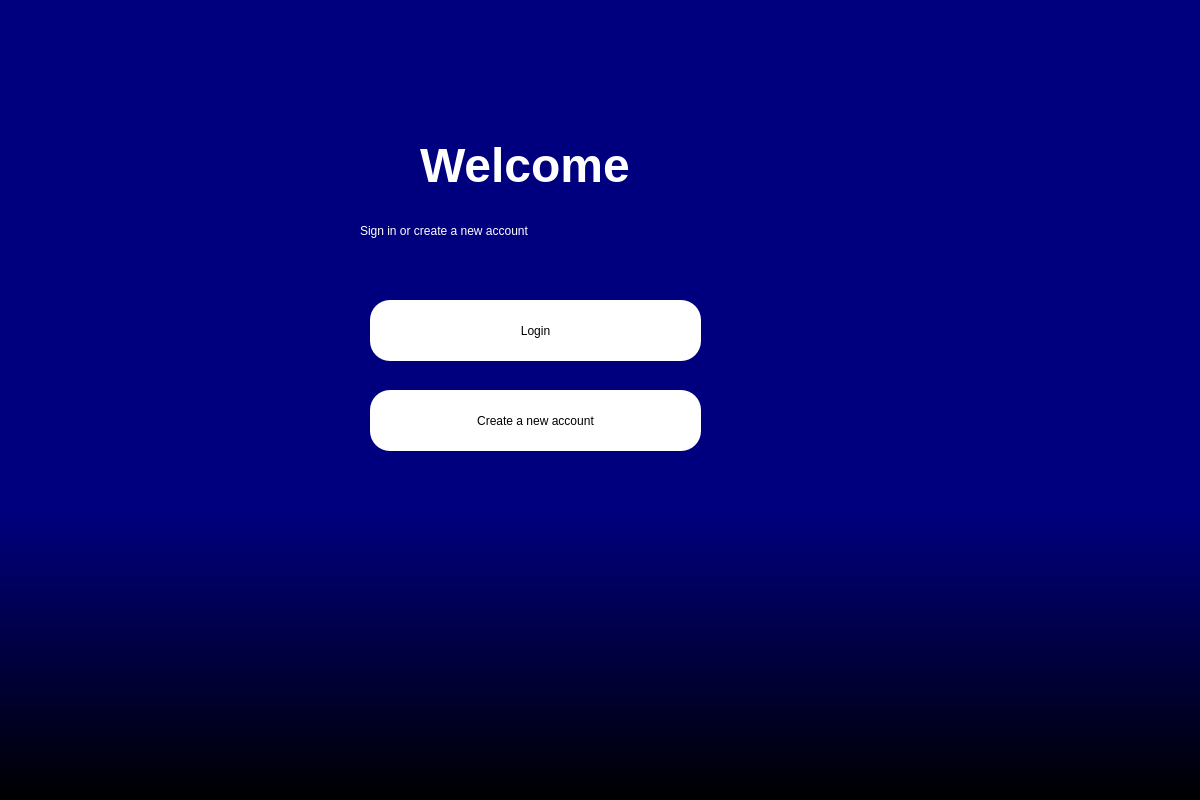
Qt form backend_files/welcome.ui (CS3250-Ctrl-Intelligence/Team-Project_Python) before a commit.
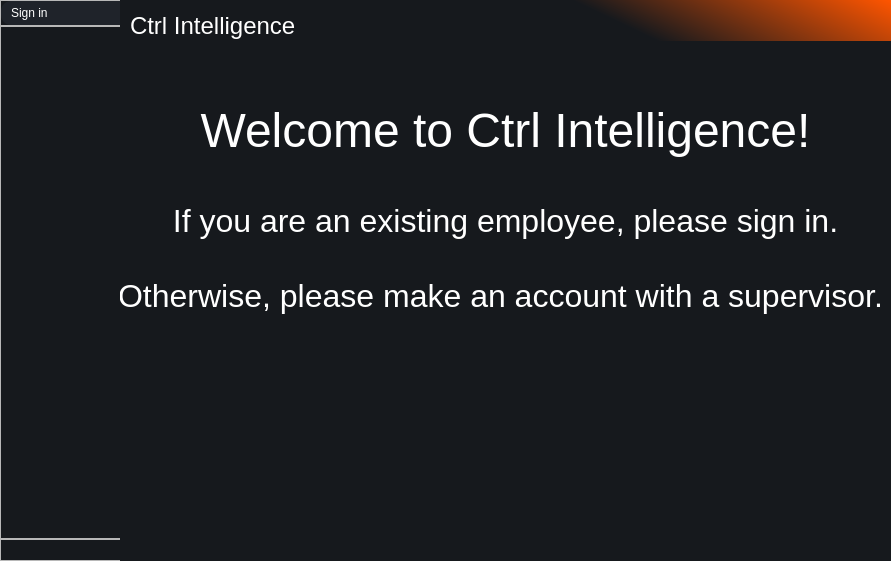
The same form after that commit. Icons and pictures are not drawn.

```diff
--- a/backend_files/welcome.ui
+++ b/backend_files/welcome.ui
@@ -6,101 +6,345 @@
    <rect>
     <x>0</x>
     <y>0</y>
-    <width>1200</width>
-    <height>800</height>
+    <width>891</width>
+    <height>561</height>
    </rect>
   </property>
   <property name="windowTitle">
    <string>Dialog</string>
   </property>
-  <widget class="QWidget" name="widget" native="true">
+  <property name="styleSheet">
+   <string notr="true">#leftMenuContainer{
+	background-color:  #16191d;
+}
+#leftMenuContainer QPushButton{
+	text-align: left;
+	padding: 5px 10px;
+	border-top-left-radius: 10px;
+	border-bottom-left-radius: 10px;
+}</string>
+  </property>
+  <widget class="QWidget" name="leftMenuContainer" native="true">
    <property name="geometry">
     <rect>
      <x>0</x>
      <y>0</y>
-     <width>1201</width>
-     <height>801</height>
+     <width>123</width>
+     <height>561</height>
     </rect>
+   </property>
+   <property name="sizePolicy">
+    <sizepolicy hsizetype="Expanding" vsizetype="Preferred">
+     <horstretch>0</horstretch>
+     <verstretch>0</verstretch>
+    </sizepolicy>
+   </property>
+   <layout class="QHBoxLayout" name="horizontalLayout_3">
+    <property name="spacing">
+     <number>0</number>
+    </property>
+    <property name="leftMargin">
+     <number>0</number>
+    </property>
+    <property name="topMargin">
+     <number>0</number>
+    </property>
+    <property name="rightMargin">
+     <number>0</number>
+    </property>
+    <property name="bottomMargin">
+     <number>0</number>
+    </property>
+    <item>
+     <widget class="QWidget" name="leftMenuSubContainer" native="true">
+      <property name="sizePolicy">
+       <sizepolicy hsizetype="Preferred" vsizetype="Preferred">
+        <horstretch>0</horstretch>
+        <verstretch>0</verstretch>
+       </sizepolicy>
+      </property>
+      <layout class="QVBoxLayout" name="verticalLayout_2">
+       <property name="spacing">
+        <number>0</number>
+       </property>
+       <property name="leftMargin">
+        <number>0</number>
+       </property>
+       <property name="topMargin">
+        <number>0</number>
+       </property>
+       <property name="rightMargin">
+        <number>0</number>
+       </property>
+       <property name="bottomMargin">
+        <number>0</number>
+       </property>
+       <item>
+        <widget class="QFrame" name="frame">
+         <property name="sizePolicy">
+          <sizepolicy hsizetype="Expanding" vsizetype="Preferred">
+           <horstretch>0</horstretch>
+           <verstretch>0</verstretch>
+          </sizepolicy>
+         </property>
+         <property name="frameShape">
+          <enum>QFrame::StyledPanel</enum>
+         </property>
+         <property name="frameShadow">
+          <enum>QFrame::Raised</enum>
+         </property>
+         <layout class="QHBoxLayout" name="horizontalLayout_2">
+          <property name="spacing">
+           <number>0</number>
+          </property>
+          <property name="leftMargin">
+           <number>0</number>
+          </property>
+          <property name="topMargin">
+           <number>0</number>
+          </property>
+          <property name="rightMargin">
+           <number>0</number>
+          </property>
+          <property name="bottomMargin">
+           <number>0</number>
+          </property>
+          <item>
+           <widget class="QPushButton" name="loginBtn">
+            <property name="sizePolicy">
+             <sizepolicy hsizetype="Expanding" vsizetype="Fixed">
+              <horstretch>0</horstretch>
+              <verstretch>0</verstretch>
+             </sizepolicy>
+            </property>
+            <property name="toolTip">
+             <string>Menu</string>
+            </property>
+            <property name="styleSheet">
+             <string notr="true">background-color: #1f232a;
+color: rgb(255, 255, 255);</string>
+            </property>
+            <property name="text">
+             <string>Sign in</string>
+            </property>
+            <property name="icon">
+             <iconset resource="resources.qrc">
+              <normaloff>:/icons/icons/user.svg</normaloff>:/icons/icons/user.svg</iconset>
+            </property>
+            <property name="iconSize">
+             <size>
+              <width>24</width>
+              <height>24</height>
+             </size>
+            </property>
+           </widget>
+          </item>
+         </layout>
+        </widget>
+       </item>
+       <item>
+        <widget class="QFrame" name="frame_2">
+         <property name="sizePolicy">
+          <sizepolicy hsizetype="Expanding" vsizetype="Expanding">
+           <horstretch>0</horstretch>
+           <verstretch>0</verstretch>
+          </sizepolicy>
+         </property>
+         <property name="frameShape">
+          <enum>QFrame::StyledPanel</enum>
+         </property>
+         <property name="frameShadow">
+          <enum>QFrame::Raised</enum>
+         </property>
+         <layout class="QVBoxLayout" name="verticalLayout_3">
+          <property name="spacing">
+           <number>0</number>
+          </property>
+          <property name="leftMargin">
+           <number>0</number>
+          </property>
+          <property name="topMargin">
+           <number>10</number>
+          </property>
+          <property name="rightMargin">
+           <number>0</number>
+          </property>
+          <property name="bottomMargin">
+           <number>10</number>
+          </property>
+          <item>
+           <spacer name="verticalSpacer">
+            <property name="orientation">
+             <enum>Qt::Vertical</enum>
+            </property>
+            <property name="sizeHint" stdset="0">
+             <size>
+              <width>20</width>
+              <height>40</height>
+             </size>
+            </property>
+           </spacer>
+          </item>
+         </layout>
+        </widget>
+       </item>
+       <item>
+        <widget class="QFrame" name="frame_3">
+         <property name="frameShape">
+          <enum>QFrame::StyledPanel</enum>
+         </property>
+         <property name="frameShadow">
+          <enum>QFrame::Raised</enum>
+         </property>
+         <layout class="QVBoxLayout" name="verticalLayout_4">
+          <property name="spacing">
+           <number>0</number>
+          </property>
+          <property name="leftMargin">
+           <number>0</number>
+          </property>
+          <property name="topMargin">
+           <number>10</number>
+          </property>
+          <property name="rightMargin">
+           <number>0</number>
+          </property>
+          <property name="bottomMargin">
+           <number>10</number>
+          </property>
+         </layout>
+        </widget>
+       </item>
+      </layout>
+     </widget>
+    </item>
+   </layout>
+  </widget>
+  <widget class="QWidget" name="mainWindow" native="true">
+   <property name="geometry">
+    <rect>
+     <x>120</x>
+     <y>40</y>
+     <width>771</width>
+     <height>521</height>
+    </rect>
+   </property>
+   <property name="sizePolicy">
+    <sizepolicy hsizetype="Expanding" vsizetype="Preferred">
+     <horstretch>0</horstretch>
+     <verstretch>0</verstretch>
+    </sizepolicy>
    </property>
    <property name="styleSheet">
-    <string notr="true">QWidget#widget{
-background-color:qlineargradient(spread:pad, x1:0, y1:0.636, x2:0, y2:0.999591, stop:0 rgba(0, 0, 127, 255), stop:0.99435 rgba(0, 0, 0, 255));}</string>
+    <string notr="true">background-color:  #16191d;
+</string>
    </property>
-   <widget class="QLabel" name="label">
-    <property name="geometry">
-     <rect>
-      <x>420</x>
-      <y>130</y>
-      <width>271</width>
-      <height>71</height>
-     </rect>
-    </property>
-    <property name="font">
-     <font>
-      <pointsize>36</pointsize>
-      <italic>false</italic>
-      <bold>true</bold>
-     </font>
-    </property>
-    <property name="styleSheet">
-     <string notr="true">color:white;
-font: 900 36pt &quot;Arial Black&quot;;</string>
-    </property>
-    <property name="text">
-     <string>Welcome</string>
-    </property>
-   </widget>
    <widget class="QLabel" name="label_2">
     <property name="geometry">
      <rect>
-      <x>360</x>
-      <y>210</y>
-      <width>421</width>
-      <height>41</height>
+      <x>50</x>
+      <y>60</y>
+      <width>671</width>
+      <height>61</height>
      </rect>
     </property>
+    <property name="font">
+     <font>
+      <pointsize>36</pointsize>
+     </font>
+    </property>
     <property name="styleSheet">
-     <string notr="true">color:white;
-font: 900 16pt &quot;Arial Black&quot;;</string>
+     <string notr="true">color: rgb(255, 255, 255);</string>
     </property>
     <property name="text">
-     <string>Sign in or create a new account</string>
+     <string>Welcome to Ctrl Intelligence!</string>
     </property>
+    <property name="alignment">
+     <set>Qt::AlignCenter</set>
+    </property>
    </widget>
-   <widget class="QPushButton" name="pushButton_login">
+   <widget class="QLabel" name="label_3">
     <property name="geometry">
      <rect>
-      <x>370</x>
-      <y>300</y>
-      <width>331</width>
+      <x>50</x>
+      <y>150</y>
+      <width>671</width>
       <height>61</height>
      </rect>
     </property>
+    <property name="font">
+     <font>
+      <pointsize>24</pointsize>
+     </font>
+    </property>
     <property name="styleSheet">
-     <string notr="true">border-radius:20px;
-background-color: rgb(255, 255, 255);
-font: 900 14pt &quot;Arial Black&quot;;</string>
+     <string notr="true">color: rgb(255, 255, 255);</string>
     </property>
     <property name="text">
-     <string>Login</string>
+     <string>If you are an existing employee, please sign in.</string>
     </property>
+    <property name="alignment">
+     <set>Qt::AlignCenter</set>
+    </property>
    </widget>
-   <widget class="QPushButton" name="pushButton_newAcc">
+   <widget class="QLabel" name="label_4">
     <property name="geometry">
      <rect>
-      <x>370</x>
-      <y>390</y>
-      <width>331</width>
-      <height>61</height>
+      <x>0</x>
+      <y>200</y>
+      <width>761</width>
+      <height>111</height>
      </rect>
     </property>
+    <property name="font">
+     <font>
+      <pointsize>24</pointsize>
+     </font>
+    </property>
     <property name="styleSheet">
-     <string notr="true">border-radius:20px;
-background-color: rgb(255, 255, 255);
-font: 900 14pt &quot;Arial Black&quot;;</string>
+     <string notr="true">color: rgb(255, 255, 255);</string>
     </property>
     <property name="text">
-     <string>Create a new account</string>
+     <string>Otherwise, please make an account with a supervisor.</string>
+    </property>
+    <property name="alignment">
+     <set>Qt::AlignCenter</set>
+    </property>
+   </widget>
+  </widget>
+  <widget class="QWidget" name="header" native="true">
+   <property name="geometry">
+    <rect>
+     <x>120</x>
+     <y>0</y>
+     <width>771</width>
+     <height>41</height>
+    </rect>
+   </property>
+   <property name="styleSheet">
+    <string notr="true">background-color:qlineargradient(spread:pad, x1:0.591, y1:0.0454545, x2:1, y2:0, stop:0  #16191d, stop:1 rgb(255, 85, 0))
+</string>
+   </property>
+   <widget class="QLabel" name="label">
+    <property name="geometry">
+     <rect>
+      <x>10</x>
+      <y>10</y>
+      <width>191</width>
+      <height>31</height>
+     </rect>
+    </property>
+    <property name="font">
+     <font>
+      <pointsize>18</pointsize>
+     </font>
+    </property>
+    <property name="styleSheet">
+     <string notr="true">color: rgb(255, 255, 255);
+background-color:  #16191d;</string>
+    </property>
+    <property name="text">
+     <string>Ctrl Intelligence</string>
     </property>
    </widget>
   </widget>
```
Left out of the diff: 8 changed lines with no effect on the pictures.
